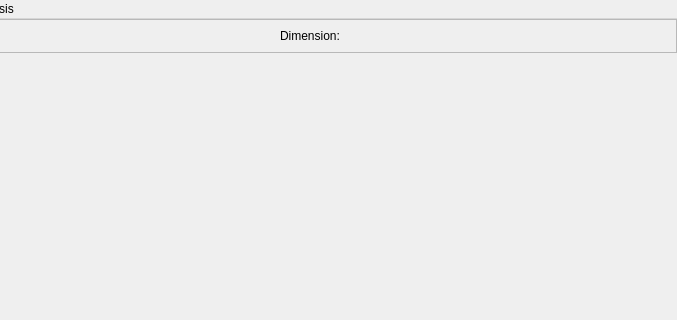
Before: the Qt Designer form mainwindow.ui in alephshahor/Pinzo, drawn with Qt 5; both pictures show x 123 to 800 and y 0 to 320 of the 800 by 600 pixel window.
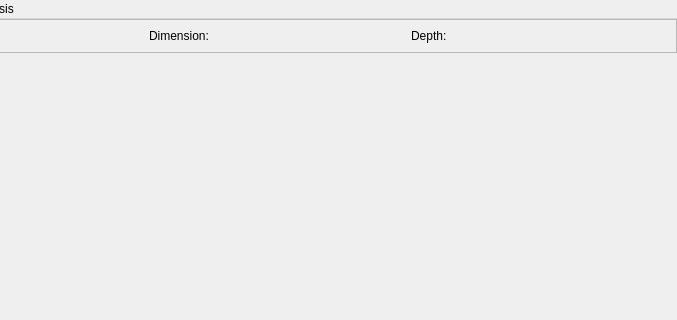
After: the same form once the commit is applied.

Commit message: Added depth of the image to the UI

Diff of the .ui file:
```diff
--- a/mainwindow.ui
+++ b/mainwindow.ui
@@ -59,6 +59,13 @@
          </property>
         </widget>
        </item>
+       <item>
+        <widget class="QLabel" name="depthLabel">
+         <property name="text">
+          <string>Depth:</string>
+         </property>
+        </widget>
+       </item>
       </layout>
      </widget>
     </item>
```
Left out of the diff: 6 changed lines with no effect on the pictures. The commit also changes 3 other files.
